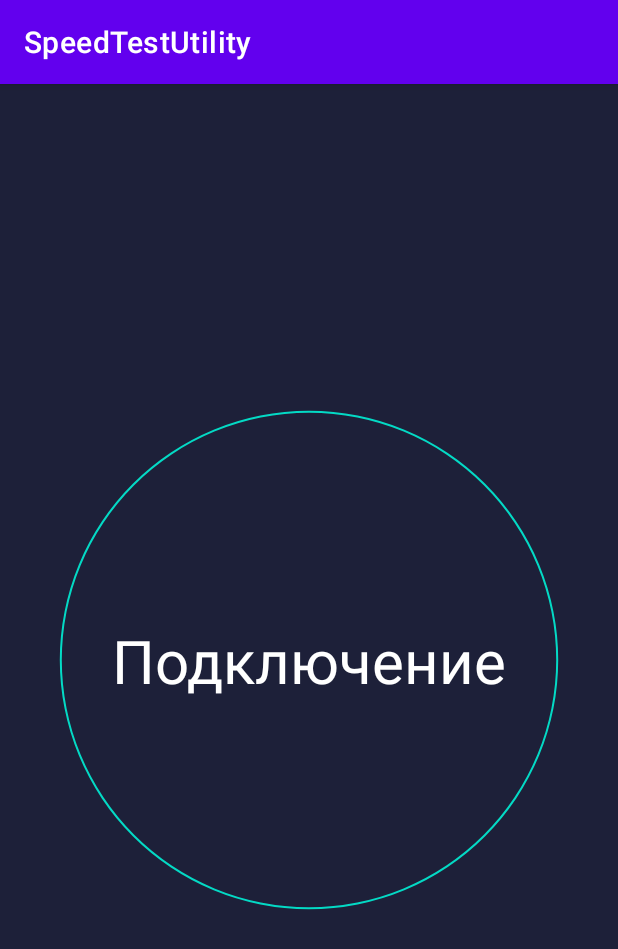
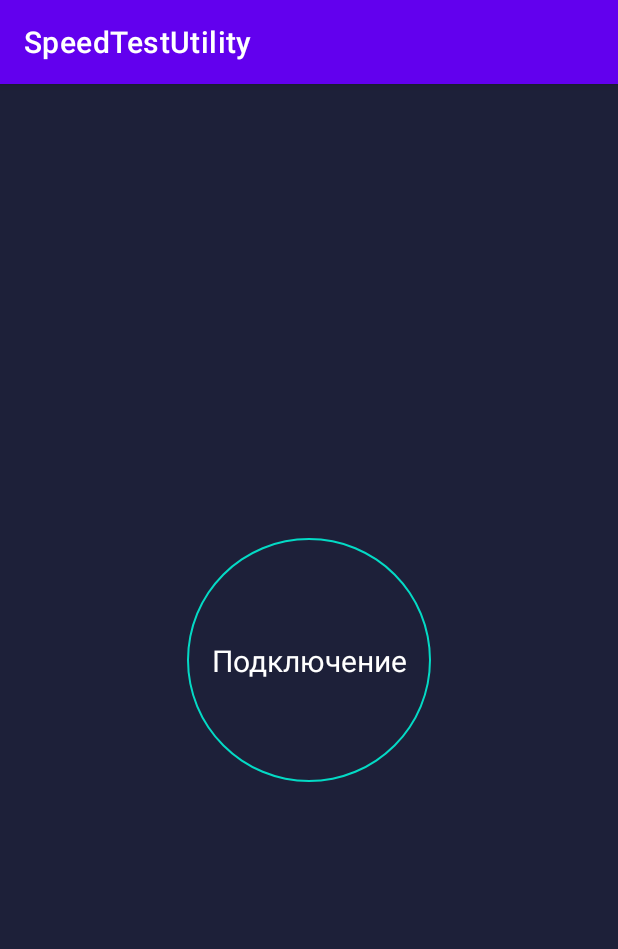
Before and after one commit to Win-gflier/SpeedometerUtility, an Android app: the screen it shows after launch (MainActivity), after a tap on "Начать", on a phone screen of 412 x 824 dp. Shown: the top 949 px of the screen. Run offline under Robolectric (Android 15) with nearby library versions, the phone set to English and light mode, and no system bars; 1 statement that could not run was skipped.

Commit message:
progress resize

```diff
--- a/app/src/main/java/com/wingfly/speedtestutility/MainActivity.kt
+++ b/app/src/main/java/com/wingfly/speedtestutility/MainActivity.kt
@@ -103,6 +103,7 @@ class MainActivity : AppCompatActivity() {
 
         progressBar?.visibility=View.VISIBLE
         txtConnect?.text= "Подключение"
+        txtConnect?.textSize= 20f
 
 
         Thread {
--- a/app/src/main/res/layout/activity_main.xml
+++ b/app/src/main/res/layout/activity_main.xml
@@ -35,7 +35,8 @@
         app:layout_constraintTop_toTopOf="parent" />
 
     <TextView
-        android:layout_width="wrap_content"
+        android:layout_width="180dp"
+        android:gravity="center"
         android:layout_height="wrap_content"
         android:text="Начать"
         android:textColor="@color/white"
@@ -56,8 +57,8 @@
         app:layout_constraintEnd_toEndOf="@+id/main_background"
         app:layout_constraintStart_toStartOf="@+id/main_background"
         app:layout_constraintTop_toTopOf="@+id/main_background"
-        android:layout_width="match_parent"
-        android:layout_height="match_parent"
+        android:layout_width="200dp"
+        android:layout_height="200dp"
         android:progressDrawable="@drawable/circular_progress_bar"
         android:background="@drawable/circle_shape"
         style="?android:attr/progressBarStyleHorizontal" />
```
